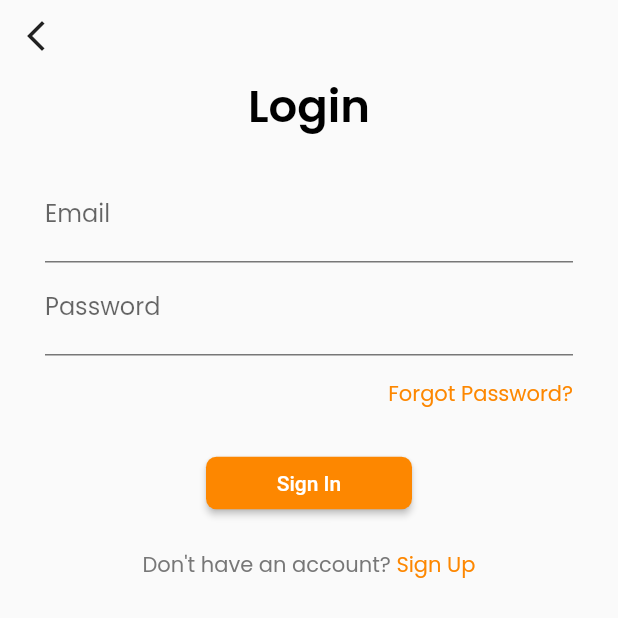
After one commit to stikom-valley/food-app, a Flutter app: the LoginPage screen opened by its route, on a phone screen of 412 x 824 dp, the top half of it. The commit adds this screen. Run offline on Flutter 3.47's test engine with Material 2 defaults, Android fonts, the phone set to English and light mode, and no system bars; our stand-ins replace google_fonts.

Commit message:
added login page

```diff
--- /dev/null
+++ b/lib/ui/pages/login_page.dart
@@ -0,0 +1,121 @@
+import 'package:flutter/gestures.dart';
+import 'package:flutter/material.dart';
+import 'package:food_app/ui/widgets/widgets.dart';
+import 'package:food_app/utils/app_color.dart';
+import 'package:food_app/utils/app_typography.dart';
+
+class LoginPage extends StatefulWidget {
+  const LoginPage({Key? key}) : super(key: key);
+
+  @override
+  State<LoginPage> createState() => _LoginPageState();
+}
+
+class _LoginPageState extends State<LoginPage> {
+
+  TapGestureRecognizer _signupButtonTapRecognizer = TapGestureRecognizer();
+  final _formKey = GlobalKey<FormState>();
+
+
+  @override
+  void dispose() {
+    _signupButtonTapRecognizer.dispose();
+    super.dispose();
+  }
+
+  @override
+  Widget build(BuildContext context) {
+    return Scaffold(
+      body: SafeArea(
+        child: Column(
+          children: [
+            Row(
+              mainAxisAlignment: MainAxisAlignment.start,
+              children: [
+                IconButton(
+                    onPressed: () {}, icon: Icon(Icons.arrow_back_ios_new)),
+              ],
+            ),
+            Text(
+              "Login",
+              style: AppTypography.blackw400
+                  .copyWith(fontSize: 30, fontWeight: FontWeight.w600),
+            ),
+            SizedBox(height: 20,),
+            Form(
+              key: _formKey,
+              child: Padding(
+                padding: const EdgeInsets.symmetric(horizontal: 30),
+                child: Column(
+                  children: [
+                    TextFormField(
+                      style: AppTypography.greyw400,
+                      decoration: InputDecoration(
+                        label: Text("Email"),
+                        floatingLabelStyle: AppTypography.mainw400,
+                        enabledBorder: UnderlineInputBorder(
+                          borderSide: BorderSide(color: AppColor.greyColor),
+                        ),
+                        focusedBorder: UnderlineInputBorder(
+                          borderSide: BorderSide(color: AppColor.mainColor),
+                        ),
+                      ),
+                      cursorColor: AppColor.mainColor,
+                      keyboardType: TextInputType.emailAddress,
+                    ),
+                    TextFormField(
+                      style: AppTypography.greyw400,
+                      decoration: InputDecoration(
+                        label: Text("Password"),
+                        floatingLabelStyle: AppTypography.mainw400,
+                        enabledBorder: UnderlineInputBorder(
+                          borderSide: BorderSide(
+                              color: AppColor.greyColor), //<-- SEE HERE
+                        ),
+                        focusedBorder: UnderlineInputBorder(
+                          borderSide: BorderSide(
+                              color: AppColor.mainColor), //<-- SEE HERE
+                        ),
+                      ),
+                      cursorColor: AppColor.mainColor,
+                      obscureText: true,
+                    ),
+                    Padding(
+                      padding: const EdgeInsets.symmetric(vertical: 15),
+                      child: Row(
+                        mainAxisAlignment: MainAxisAlignment.end,
+                        children: [
+                          Text("Forgot Password?", style: AppTypography.mainw400,),
+                        ],
+                      ),
+                    ),
+                    SizedBox(height: 10,),
+                    BaseButton(
+                        child: Text("Sign In"),
+                        minimumSize:
+                            Size(MediaQuery.of(context).size.width / 3, 35),
+                        onTap: () {}),
+                  ],
+                ),
+              ),
+            ),
+            SizedBox(height: 20,),
+            RichText(
+                text: TextSpan(
+                    text: "Don't have an account? ",
+                    style: AppTypography.greyw400,
+                    children: [
+                  TextSpan(
+                      text: "Sign Up",
+                      style: AppTypography.mainw400,
+                      recognizer: _signupButtonTapRecognizer
+                        ..onTap = () {
+                          //TODO: Route to Sign Up Screen
+                        })
+                ]))
+          ],
+        ),
+      ),
+    );
+  }
+}
--- a/lib/utils/app_router.dart
+++ b/lib/utils/app_router.dart
@@ -1,9 +1,12 @@
 import 'package:flutter/material.dart';
+import 'package:food_app/ui/pages/login_page.dart';
 import 'package:food_app/ui/pages/pages.dart';
 
 abstract class AppRoutes {
   static const String examplePage = "example_page";
   static const String mainPage = "main_page";
+  static const String loginPage = "login_page";
+  static const String registrationPage = "registration_page";
 }
 
 class AppRouter {
@@ -16,6 +19,9 @@ class AppRouter {
         final argsExample = args as String;
         screen = ExamplePage(argsExample: argsExample);
         break;
+      case AppRoutes.loginPage:
+        screen = const LoginPage();
+        break;
       case AppRoutes.mainPage:
         screen = const MainPage();
         break;
```
